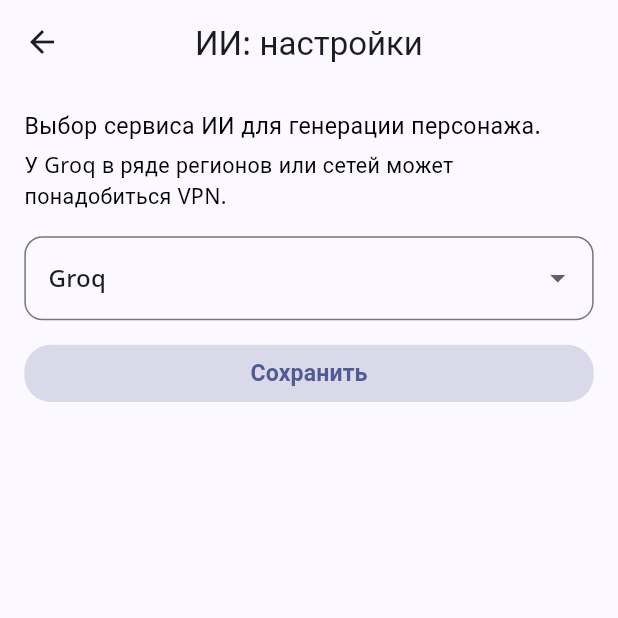
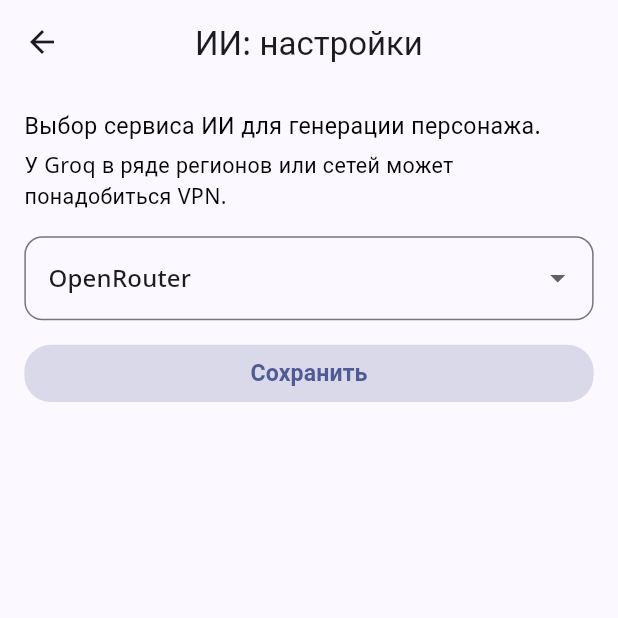
Before and after one commit to anatoliyKaragodin/fate_app, a Flutter app: the screen it shows after launch, after a tap on the "settings" icon, on a phone screen of 412 x 824 dp, the top half of it. Run offline on Flutter 3.47's test engine with Material 3 defaults, Android fonts, the phone set to English and light mode, and no system bars; our stand-ins replace dart_mappable, dartz, dio, equatable, file_picker, firebase_core and 11 more; missing offline and left inert: flutter_rustore_update; accounts and stored records are empty; generated files the repository leaves out were written again.

Commit message:
Обновлен AndroidManifest для поддержки круглых иконок. Изменены настройки провайдера ИИ на openRouter в нескольких файлах, включая конфигурацию и состояние. Исправлены отступы и форматирование в коде страниц персонажей.

```diff
--- a/lib/features/character_ai/data/llm/llm_provider_config.dart
+++ b/lib/features/character_ai/data/llm/llm_provider_config.dart
@@ -25,15 +25,14 @@
     defaultModel: 'llama-3.3-70b-versatile',
   );
 
-  /// [OpenRouter](https://openrouter.ai/docs): бесплатные модели с суффиксом `:free`.
+  /// [OpenRouter](https://openrouter.ai/docs): бесплатный вывод через `openrouter/free`
+  /// — роутер подбирает доступную `:free` модель (у конкретных id вроде
+  /// `meta-llama/…:free` периодически бывает 404 «No endpoints found»).
   ///
-  /// По умолчанию — `meta-llama/llama-3.1-8b-instruct:free`: литературность и гибкость
-  /// по характеру персонажа (RPG), меньше ограничений по тону.
-  /// Альтернатива: `google/gemini-flash-1.5-8b:free` — больше контекста, сильный русский,
-  /// иногда осторожнее к мрачному контенту. Сменить — поле [defaultModel] ниже.
+  /// Явная модель при необходимости: id с суффиксом `:free` из [каталога](https://openrouter.ai/models).
   static const openRouter = LlmProviderConfig(
     baseUrl: 'https://openrouter.ai/api/v1',
-    defaultModel: 'meta-llama/llama-3.1-8b-instruct:free',
+    defaultModel: 'openrouter/free',
     extraHeaders: {
       'HTTP-Referer': 'https://github.com/fate-app',
       'X-Title': 'Fate App',
--- a/lib/features/character_ai/data/repositories/ai_settings_repository_impl.dart
+++ b/lib/features/character_ai/data/repositories/ai_settings_repository_impl.dart
@@ -13,7 +13,7 @@
   @override
   Future<AiProvider> getSelectedProvider() async {
     final name = _prefs.getString(_keyProvider);
-    if (name == null) return AiProvider.groq;
+    if (name == null) return AiProvider.openRouter;
     // Старые сборки могли сохранить удалённый вариант `openai`.
     if (name == 'openai') return AiProvider.groq;
     for (final p in AiProvider.values) {
@@ -21,7 +21,7 @@
         return p;
       }
     }
-    return AiProvider.groq;
+    return AiProvider.openRouter;
   }
 
   @override
--- a/lib/features/character_ai/presentation/pages/ai_settings_page_view_model.dart
+++ b/lib/features/character_ai/presentation/pages/ai_settings_page_view_model.dart
@@ -13,7 +13,7 @@
   final bool loading;
 
   const AiSettingsState({
-    this.selectedProvider = AiProvider.groq,
+    this.selectedProvider = AiProvider.openRouter,
     this.loading = true,
   });
 
--- a/lib/features/characters/presentation/pages/characters_list_page/characters_list_page.dart
+++ b/lib/features/characters/presentation/pages/characters_list_page/characters_list_page.dart
@@ -88,7 +88,8 @@
                       style: appTextStyles.text2(context),
                     ),
                     Gap(appPadding.bigH(context)),
-                    AppButtonWidget(text: 'Создать персонажа', onPressed: goToNewCharacter),
+                    AppButtonWidget(
+                        text: 'Создать персонажа', onPressed: goToNewCharacter),
                   ],
                 ),
               ),
@@ -118,7 +119,8 @@
                               button2Text: 'Нет',
                               onTapButton1: () {
                                 ref
-                                    .read(charactersListPageViewProvider.notifier)
+                                    .read(
+                                        charactersListPageViewProvider.notifier)
                                     .deleteCharacter(character);
                                 Navigator.of(dialogContext).pop();
                               },
@@ -169,7 +171,7 @@
     return SliverAppBar(
       pinned: true,
       centerTitle: true,
-      expandedHeight: 118.height(context),
+      expandedHeight: 100.height(context),
       collapsedHeight: 74.height(context),
       flexibleSpace: FlexibleSpaceBar(
         centerTitle: true,
```
Also changed, not shown: 14 other files.
